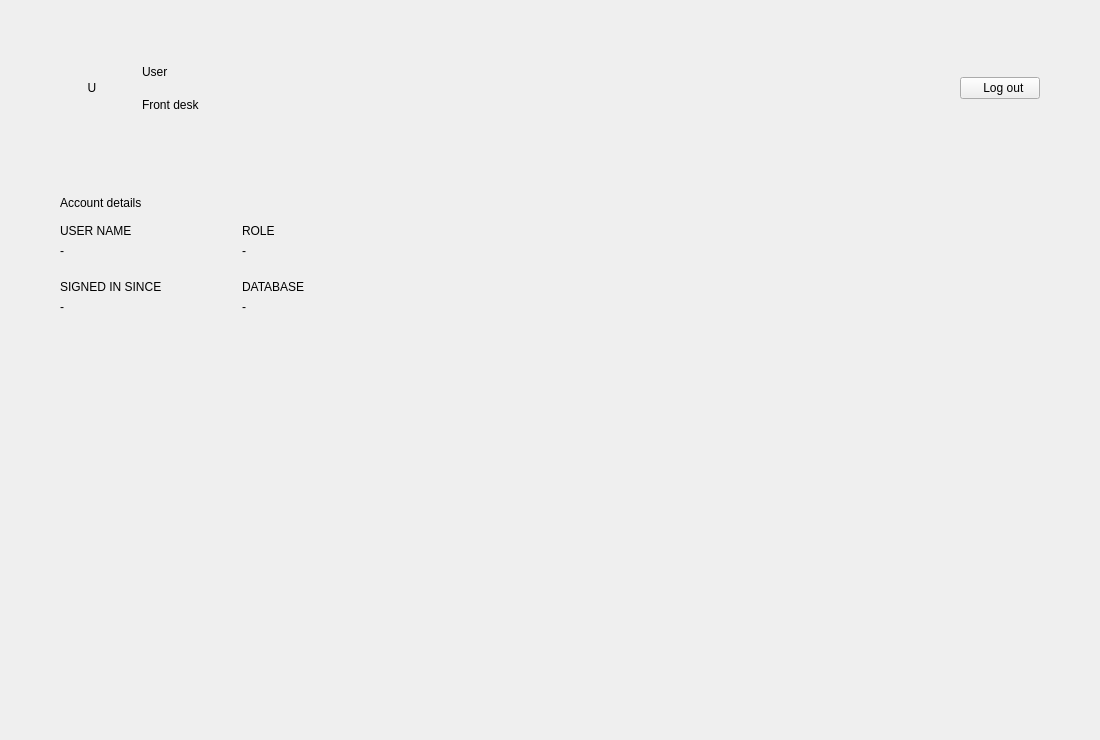
The window that src/1.1 - sql-UI/UI/UI_Files/settings_widget.ui (NaorFarjun02/Room_Management) describes before a commit, drawn with Qt 5.
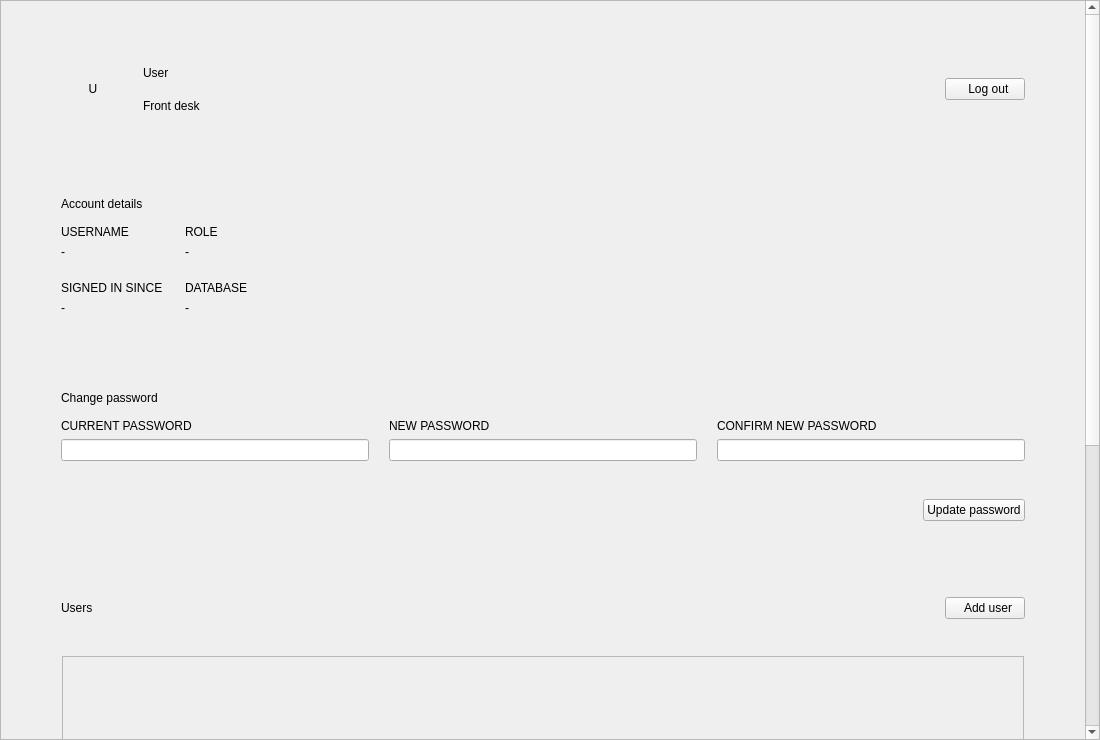
The same window after the commit.

Commit message: Add a user system: manager and desk-worker roles with login

The edit to the form file:
```diff
--- a/src/1.1 - sql-UI/UI/UI_Files/settings_widget.ui
+++ b/src/1.1 - sql-UI/UI/UI_Files/settings_widget.ui
@@ -12,6 +12,31 @@
   </property>
   <layout class="QVBoxLayout" name="page_layout">
    <property name="spacing">
+    <number>0</number>
+   </property>
+   <property name="leftMargin">
+    <number>0</number>
+   </property>
+   <property name="topMargin">
+    <number>0</number>
+   </property>
+   <property name="rightMargin">
+    <number>0</number>
+   </property>
+   <property name="bottomMargin">
+    <number>0</number>
+   </property>
+   <item>
+    <widget class="QScrollArea" name="settings_scrollArea">
+     <property name="widgetResizable">
+      <bool>true</bool>
+     </property>
+     <property name="horizontalScrollBarPolicy">
+      <enum>Qt::ScrollBarAlwaysOff</enum>
+     </property>
+     <widget class="QWidget" name="scrollAreaWidgetContents_settings">
+      <layout class="QVBoxLayout" name="content_layout">
+       <property name="spacing">
     <number>20</number>
    </property>
    <property name="leftMargin">
@@ -179,7 +204,7 @@
        </spacer>
       </item>
       <item>
-       <layout class="QGridLayout" name="details_grid"><property name="horizontalSpacing"><number>80</number></property>
+           <layout class="QGridLayout" name="details_grid">
         <property name="spacing">
          <number>22</number>
         </property>
@@ -191,7 +216,7 @@
           <item>
            <widget class="QLabel" name="user_name_value_caption">
             <property name="text">
-             <string>USER NAME</string>
+                 <string>USERNAME</string>
             </property>
             <property name="role" stdset="0">
              <string>caption</string>
@@ -310,17 +335,527 @@
     </widget>
    </item>
    <item>
+        <widget class="QFrame" name="password_card">
+         <property name="card" stdset="0">
+          <string>true</string>
+         </property>
+         <layout class="QVBoxLayout" name="password_layout">
+          <property name="spacing">
+           <number>8</number>
+          </property>
+          <property name="leftMargin">
+           <number>28</number>
+          </property>
+          <property name="topMargin">
+           <number>28</number>
+          </property>
+          <property name="rightMargin">
+           <number>28</number>
+          </property>
+          <property name="bottomMargin">
+           <number>28</number>
+          </property>
+          <item>
+           <widget class="QLabel" name="password_heading">
+            <property name="text">
+             <string>Change password</string>
+            </property>
+            <property name="role" stdset="0">
+             <string>h2</string>
+            </property>
+           </widget>
+          </item>
+          <item>
     <spacer name="spacer_4">
      <property name="orientation">
       <enum>Qt::Vertical</enum>
      </property>
+            <property name="sizeType">
+             <enum>QSizePolicy::Fixed</enum>
+            </property>
      <property name="sizeHint" stdset="0">
       <size>
        <width>20</width>
+              <height>6</height>
+             </size>
+            </property>
+           </spacer>
+          </item>
+          <item>
+           <layout class="QHBoxLayout" name="password_fields_layout">
+            <property name="spacing">
+             <number>20</number>
+            </property>
+            <item>
+             <layout class="QVBoxLayout" name="current_password">
+              <property name="spacing">
+               <number>6</number>
+              </property>
+              <item>
+               <widget class="QLabel" name="current_password_caption">
+                <property name="text">
+                 <string>CURRENT PASSWORD</string>
+                </property>
+                <property name="role" stdset="0">
+                 <string>caption</string>
+                </property>
+               </widget>
+              </item>
+              <item>
+               <widget class="QLineEdit" name="current_password_input">
+                <property name="echoMode">
+                 <enum>QLineEdit::Password</enum>
+                </property>
+                <property name="clearButtonEnabled">
+                 <bool>true</bool>
+                </property>
+               </widget>
+              </item>
+             </layout>
+            </item>
+            <item>
+             <layout class="QVBoxLayout" name="new_password">
+              <property name="spacing">
+               <number>6</number>
+              </property>
+              <item>
+               <widget class="QLabel" name="new_password_caption">
+                <property name="text">
+                 <string>NEW PASSWORD</string>
+                </property>
+                <property name="role" stdset="0">
+                 <string>caption</string>
+                </property>
+               </widget>
+              </item>
+              <item>
+               <widget class="QLineEdit" name="new_password_input">
+                <property name="echoMode">
+                 <enum>QLineEdit::Password</enum>
+                </property>
+                <property name="clearButtonEnabled">
+                 <bool>true</bool>
+                </property>
+               </widget>
+              </item>
+             </layout>
+            </item>
+            <item>
+             <layout class="QVBoxLayout" name="confirm_new_password">
+              <property name="spacing">
+               <number>6</number>
+              </property>
+              <item>
+               <widget class="QLabel" name="confirm_new_password_caption">
+                <property name="text">
+                 <string>CONFIRM NEW PASSWORD</string>
+                </property>
+                <property name="role" stdset="0">
+                 <string>caption</string>
+                </property>
+               </widget>
+              </item>
+              <item>
+               <widget class="QLineEdit" name="confirm_new_password_input">
+                <property name="echoMode">
+                 <enum>QLineEdit::Password</enum>
+                </property>
+                <property name="clearButtonEnabled">
+                 <bool>true</bool>
+                </property>
+               </widget>
+              </item>
+             </layout>
+            </item>
+           </layout>
+          </item>
+          <item>
+           <widget class="QLabel" name="password_message_label">
+            <property name="text">
+             <string/>
+            </property>
+            <property name="wordWrap">
+             <bool>true</bool>
+            </property>
+            <property name="role" stdset="0">
+             <string>error</string>
+            </property>
+           </widget>
+          </item>
+          <item>
+           <spacer name="spacer_5">
+            <property name="orientation">
+             <enum>Qt::Vertical</enum>
+            </property>
+            <property name="sizeType">
+             <enum>QSizePolicy::Fixed</enum>
+            </property>
+            <property name="sizeHint" stdset="0">
+             <size>
+              <width>20</width>
+              <height>8</height>
+             </size>
+            </property>
+           </spacer>
+          </item>
+          <item>
+           <layout class="QHBoxLayout" name="password_buttons_layout">
+            <property name="spacing">
+             <number>10</number>
+            </property>
+            <item>
+             <spacer name="spacer_6">
+              <property name="orientation">
+               <enum>Qt::Horizontal</enum>
+              </property>
+              <property name="sizeHint" stdset="0">
+               <size>
+                <width>40</width>
+                <height>20</height>
+               </size>
+              </property>
+             </spacer>
+            </item>
+            <item>
+             <widget class="QPushButton" name="change_password_btn">
+              <property name="text">
+               <string>Update password</string>
+              </property>
+              <property name="cursor">
+               <cursorShape>PointingHandCursor</cursorShape>
+              </property>
+              <property name="autoDefault">
+               <bool>false</bool>
+              </property>
+              <property name="variant" stdset="0">
+               <string>primary</string>
+              </property>
+             </widget>
+            </item>
+           </layout>
+          </item>
+         </layout>
+        </widget>
+       </item>
+       <item>
+        <widget class="QFrame" name="users_card">
+         <property name="card" stdset="0">
+          <string>true</string>
+         </property>
+         <layout class="QVBoxLayout" name="users_layout">
+          <property name="spacing">
+           <number>8</number>
+          </property>
+          <property name="leftMargin">
+           <number>28</number>
+          </property>
+          <property name="topMargin">
+           <number>28</number>
+          </property>
+          <property name="rightMargin">
+           <number>28</number>
+          </property>
+          <property name="bottomMargin">
+           <number>28</number>
+          </property>
+          <item>
+           <layout class="QHBoxLayout" name="users_toolbar_layout">
+            <property name="spacing">
+             <number>10</number>
+            </property>
+            <item>
+             <widget class="QLabel" name="users_heading">
+              <property name="text">
+               <string>Users</string>
+              </property>
+              <property name="role" stdset="0">
+               <string>h2</string>
+              </property>
+             </widget>
+            </item>
+            <item>
+             <spacer name="spacer_7">
+              <property name="orientation">
+               <enum>Qt::Horizontal</enum>
+              </property>
+              <property name="sizeHint" stdset="0">
+               <size>
+                <width>40</width>
+                <height>20</height>
+               </size>
+              </property>
+             </spacer>
+            </item>
+            <item>
+             <widget class="QPushButton" name="add_user_btn">
+              <property name="text">
+               <string>  Add user</string>
+              </property>
+              <property name="cursor">
+               <cursorShape>PointingHandCursor</cursorShape>
+              </property>
+              <property name="autoDefault">
+               <bool>false</bool>
+              </property>
+              <property name="variant" stdset="0">
+               <string>primary</string>
+              </property>
+             </widget>
+            </item>
+           </layout>
+          </item>
+          <item>
+           <widget class="QLabel" name="users_count_label">
+            <property name="text">
+             <string/>
+            </property>
+            <property name="role" stdset="0">
+             <string>muted</string>
+            </property>
+           </widget>
+          </item>
+          <item>
+           <spacer name="spacer_8">
+            <property name="orientation">
+             <enum>Qt::Vertical</enum>
+            </property>
+            <property name="sizeType">
+             <enum>QSizePolicy::Fixed</enum>
+            </property>
+            <property name="sizeHint" stdset="0">
+             <size>
+              <width>20</width>
+              <height>6</height>
+             </size>
+            </property>
+           </spacer>
+          </item>
+          <item>
+           <widget class="QFrame" name="users_table_card">
+            <property name="card" stdset="0">
+             <string>true</string>
+            </property>
+            <layout class="QVBoxLayout" name="users_table_card_layout">
+             <property name="spacing">
+              <number>0</number>
+             </property>
+             <property name="leftMargin">
+              <number>1</number>
+             </property>
+             <property name="topMargin">
+              <number>1</number>
+             </property>
+             <property name="rightMargin">
+              <number>1</number>
+             </property>
+             <property name="bottomMargin">
+              <number>8</number>
+             </property>
+             <item>
+              <layout class="QVBoxLayout" name="users_table_header_layout">
+               <property name="spacing">
+                <number>0</number>
+               </property>
+              </layout>
+             </item>
+             <item>
+              <widget class="QScrollArea" name="users_scrollArea">
+               <property name="widgetResizable">
+                <bool>true</bool>
+               </property>
+               <property name="minimumSize">
+                <size>
+                 <width>0</width>
+                 <height>160</height>
+                </size>
+               </property>
+               <property name="maximumSize">
+                <size>
+                 <width>16777215</width>
+                 <height>320</height>
+                </size>
+               </property>
+               <property name="horizontalScrollBarPolicy">
+                <enum>Qt::ScrollBarAlwaysOff</enum>
+               </property>
+               <widget class="QWidget" name="scrollAreaWidgetContents_users">
+                <layout class="QVBoxLayout" name="verticalLayout_users">
+                 <property name="spacing">
+                  <number>0</number>
+                 </property>
+                 <property name="leftMargin">
+                  <number>0</number>
+                 </property>
+                 <property name="topMargin">
+                  <number>0</number>
+                 </property>
+                 <property name="rightMargin">
+                  <number>0</number>
+                 </property>
+                 <property name="bottomMargin">
+                  <number>0</number>
+                 </property>
+                 <item>
+                  <layout class="QVBoxLayout" name="users_widget">
+                   <property name="spacing">
+                    <number>0</number>
+                   </property>
+                  </layout>
+                 </item>
+                 <item>
+                  <spacer name="spacer_9">
+                   <property name="orientation">
+                    <enum>Qt::Vertical</enum>
+                   </property>
+                   <property name="sizeHint" stdset="0">
+                    <size>
+                     <width>20</width>
        <height>40</height>
       </size>
      </property>
     </spacer>
+                 </item>
+                </layout>
+               </widget>
+              </widget>
+             </item>
+            </layout>
+           </widget>
+          </item>
+         </layout>
+        </widget>
+       </item>
+       <item>
+        <widget class="QFrame" name="activity_card">
+         <property name="card" stdset="0">
+          <string>true</string>
+         </property>
+         <layout class="QVBoxLayout" name="activity_layout">
+          <property name="spacing">
+           <number>8</number>
+          </property>
+          <property name="leftMargin">
+           <number>28</number>
+          </property>
+          <property name="topMargin">
+           <number>28</number>
+          </property>
+          <property name="rightMargin">
+           <number>28</number>
+          </property>
+          <property name="bottomMargin">
+           <number>28</number>
+          </property>
+          <item>
+           <layout class="QHBoxLayout" name="activity_toolbar_layout">
+            <property name="spacing">
+             <number>10</number>
+            </property>
+            <item>
+             <widget class="QLabel" name="activity_heading">
+              <property name="text">
+               <string>Activity log</string>
+              </property>
+              <property name="role" stdset="0">
+               <string>h2</string>
+              </property>
+             </widget>
+            </item>
+            <item>
+             <spacer name="spacer_10">
+              <property name="orientation">
+               <enum>Qt::Horizontal</enum>
+              </property>
+              <property name="sizeHint" stdset="0">
+               <size>
+                <width>40</width>
+                <height>20</height>
+               </size>
+              </property>
+             </spacer>
+            </item>
+            <item>
+             <widget class="QLineEdit" name="activity_filter_input">
+              <property name="placeholderText">
+               <string>Filter (e.g. a room number or username)</string>
+              </property>
+              <property name="clearButtonEnabled">
+               <bool>true</bool>
+              </property>
+              <property name="minimumSize">
+               <size>
+                <width>260</width>
+                <height>0</height>
+               </size>
+              </property>
+             </widget>
+            </item>
+           </layout>
+          </item>
+          <item>
+           <widget class="QLabel" name="activity_hint_label">
+            <property name="text">
+             <string>Most recent first - every order and room action, and who did it</string>
+            </property>
+            <property name="role" stdset="0">
+             <string>muted</string>
+            </property>
+           </widget>
+          </item>
+          <item>
+           <spacer name="spacer_11">
+            <property name="orientation">
+             <enum>Qt::Vertical</enum>
+            </property>
+            <property name="sizeType">
+             <enum>QSizePolicy::Fixed</enum>
+            </property>
+            <property name="sizeHint" stdset="0">
+             <size>
+              <width>20</width>
+              <height>6</height>
+             </size>
+            </property>
+           </spacer>
+          </item>
+          <item>
+           <widget class="QPlainTextEdit" name="activity_log_view">
+            <property name="readOnly">
+             <bool>true</bool>
+            </property>
+            <property name="minimumSize">
+             <size>
+              <width>0</width>
+              <height>200</height>
+             </size>
+            </property>
+            <property name="maximumSize">
+             <size>
+              <width>16777215</width>
+              <height>300</height>
+             </size>
+            </property>
+           </widget>
+          </item>
+         </layout>
+        </widget>
+       </item>
+       <item>
+        <spacer name="spacer_12">
+         <property name="orientation">
+          <enum>Qt::Vertical</enum>
+         </property>
+         <property name="sizeHint" stdset="0">
+          <size>
+           <width>20</width>
+           <height>40</height>
+          </size>
+         </property>
+        </spacer>
+       </item>
+      </layout>
+     </widget>
+    </widget>
    </item>
   </layout>
  </widget>
```
Left out of the diff: 8 changed lines with no effect on the pictures. Lines whose indentation alone changed are shown as unchanged. The commit also changes 27 other files.
